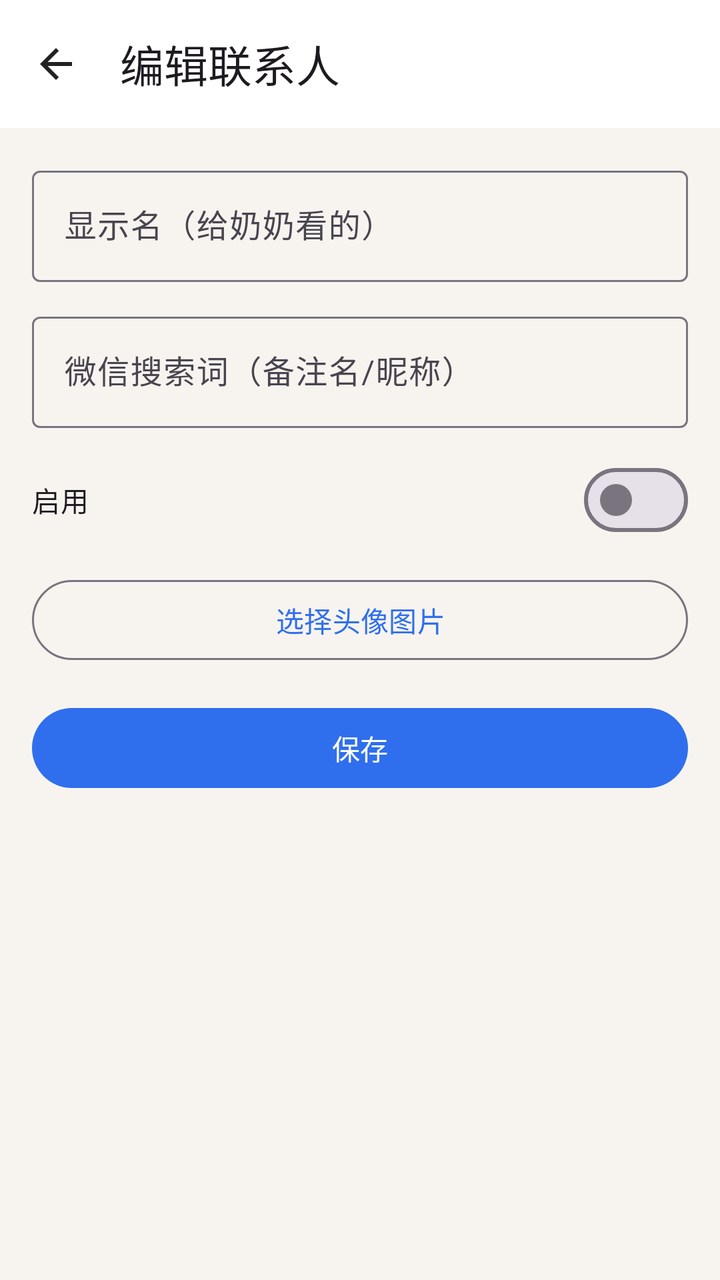
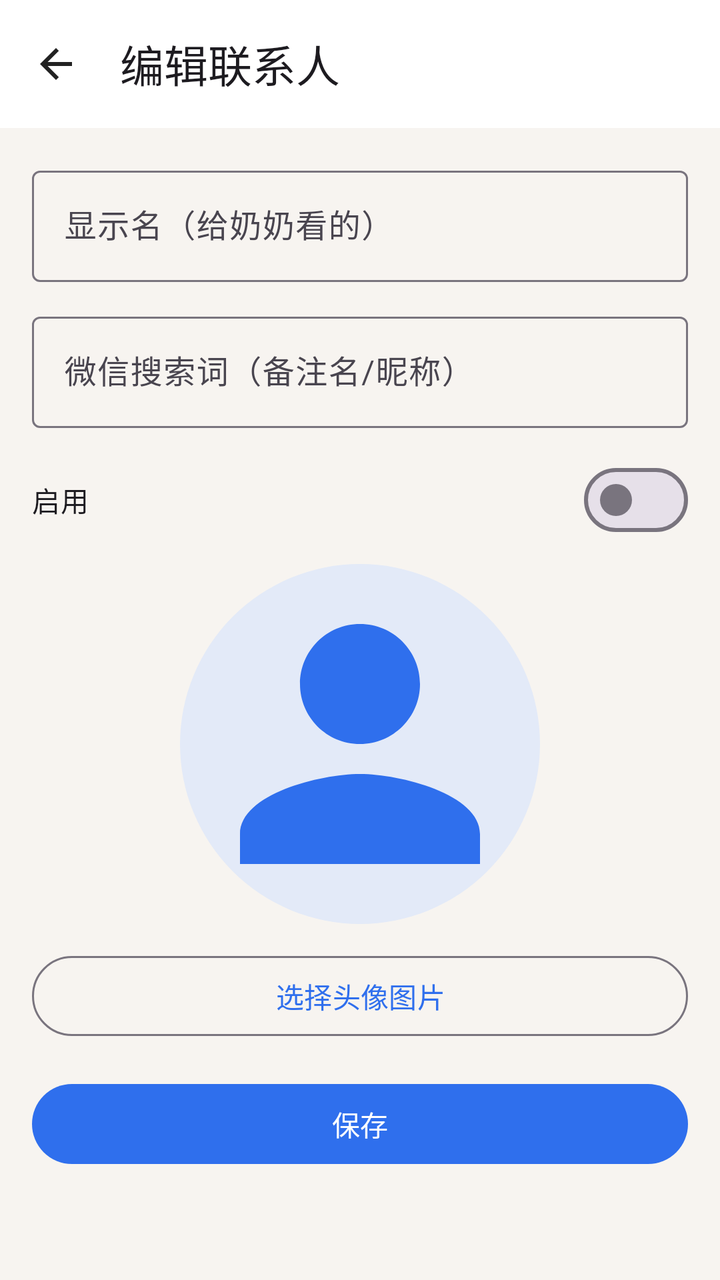

The first picture is an Android layout as it rendered before a commit; the second is the same layout after the commit. The layout source and the unified diff follow.
<!-- AndroidManifest.xml: application theme Theme.WeChatPhotoCall -->
<!-- res/layout/activity_contact_edit.xml -->
<?xml version="1.0" encoding="utf-8"?>
<LinearLayout xmlns:android="http://schemas.android.com/apk/res/android"
    xmlns:app="http://schemas.android.com/apk/res-auto"
    android:layout_width="match_parent"
    android:layout_height="match_parent"
    android:orientation="vertical"
    android:background="#FFF7F4F0">

    <com.google.android.material.appbar.MaterialToolbar
        android:id="@+id/toolbar"
        android:layout_width="match_parent"
        android:layout_height="?attr/actionBarSize"
        android:background="#FFFFFFFF"
        app:navigationIcon="@drawable/ic_back"
        app:title="@string/edit_contact" />

    <LinearLayout
        android:layout_width="match_parent"
        android:layout_height="match_parent"
        android:orientation="vertical"
        android:padding="16dp">

        <com.google.android.material.textfield.TextInputLayout
            android:layout_width="match_parent"
            android:layout_height="wrap_content"
            android:hint="显示名（给奶奶看的）">

            <com.google.android.material.textfield.TextInputEditText
                android:id="@+id/etDisplayName"
                android:layout_width="match_parent"
                android:layout_height="wrap_content"
                android:inputType="textPersonName" />
        </com.google.android.material.textfield.TextInputLayout>

        <com.google.android.material.textfield.TextInputLayout
            android:layout_width="match_parent"
            android:layout_height="wrap_content"
            android:layout_marginTop="12dp"
            android:hint="微信搜索词（备注名/昵称）">

            <com.google.android.material.textfield.TextInputEditText
                android:id="@+id/etSearchName"
                android:layout_width="match_parent"
                android:layout_height="wrap_content"
                android:inputType="text" />
        </com.google.android.material.textfield.TextInputLayout>

        <com.google.android.material.materialswitch.MaterialSwitch
            android:id="@+id/switchEnabled"
            android:layout_width="match_parent"
            android:layout_height="wrap_content"
            android:layout_marginTop="12dp"
            android:text="启用" />

        <com.google.android.material.button.MaterialButton
            android:id="@+id/btnPickAvatar"
            style="@style/Widget.Material3.Button.OutlinedButton"
            android:layout_width="match_parent"
            android:layout_height="wrap_content"
            android:layout_marginTop="12dp"
            android:text="选择头像图片" />

        <com.google.android.material.button.MaterialButton
            android:id="@+id/btnSave"
            android:layout_width="match_parent"
            android:layout_height="wrap_content"
            android:layout_marginTop="16dp"
            android:text="保存" />
    </LinearLayout>
</LinearLayout>
<!-- resources referenced by this layout -->
<resources>
  <!-- drawable ic_back (drawable) -->
  <?xml version="1.0" encoding="utf-8"?>
  <vector xmlns:android="http://schemas.android.com/apk/res/android"
      android:width="24dp"
      android:height="24dp"
      android:viewportWidth="24"
      android:viewportHeight="24">
      <path
          android:fillColor="#FF222222"
          android:pathData="M20,11H7.83l5.59,-5.59L12,4l-8,8 8,8 1.41,-1.41L7.83,13H20v-2z" />
  </vector>
  <string name="edit_contact">编辑联系人</string>
  <style name="Theme.WeChatPhotoCall" parent="Theme.Material3.Light.NoActionBar">
          <item name="colorPrimary">@color/primary</item>
          <item name="colorPrimaryDark">@color/primary_dark</item>
          <item name="colorOnPrimary">@color/white</item>
          <item name="android:statusBarColor">@color/primary</item>
          <item name="android:navigationBarColor">@color/white</item>
          <item name="android:windowBackground">@color/background</item>
      </style>
  <color name="primary">#FF2F6FED</color>
  <color name="primary_dark">#FF1F4FB8</color>
  <color name="white">#FFFFFFFF</color>
  <color name="background">#FFF7F4F0</color>
</resources>

<!-- the commit's change to res/layout/activity_contact_edit.xml (unified diff, before → after) -->
@@ -52,6 +52,17 @@
             android:layout_marginTop="12dp"
             android:text="启用" />
 
+        <ImageView
+            android:id="@+id/imgAvatarPreview"
+            android:layout_width="180dp"
+            android:layout_height="180dp"
+            android:layout_gravity="center_horizontal"
+            android:layout_marginTop="8dp"
+            android:background="@drawable/bg_avatar"
+            android:contentDescription="@string/avatar"
+            android:scaleType="centerCrop"
+            android:src="@drawable/ic_person" />
+
         <com.google.android.material.button.MaterialButton
             android:id="@+id/btnPickAvatar"
             style="@style/Widget.Material3.Button.OutlinedButton"
<!-- resource entries referenced after the edit -->
@@ -1,5 +1,10 @@
 <!-- resources referenced by this layout -->
 <resources>
+  <!-- drawable bg_avatar (drawable) -->
+  <?xml version="1.0" encoding="utf-8"?>
+  <shape xmlns:android="http://schemas.android.com/apk/res/android" android:shape="oval">
+      <solid android:color="#FFE3EAF8" />
+  </shape>
   <!-- drawable ic_back (drawable) -->
   <?xml version="1.0" encoding="utf-8"?>
   <vector xmlns:android="http://schemas.android.com/apk/res/android"
@@ -11,6 +16,18 @@
           android:fillColor="#FF222222"
           android:pathData="M20,11H7.83l5.59,-5.59L12,4l-8,8 8,8 1.41,-1.41L7.83,13H20v-2z" />
   </vector>
+  <!-- drawable ic_person (drawable) -->
+  <?xml version="1.0" encoding="utf-8"?>
+  <vector xmlns:android="http://schemas.android.com/apk/res/android"
+      android:width="24dp"
+      android:height="24dp"
+      android:viewportWidth="24"
+      android:viewportHeight="24">
+      <path
+          android:fillColor="#FF2F6FED"
+          android:pathData="M12,12c2.21,0 4,-1.79 4,-4s-1.79,-4 -4,-4 -4,1.79 -4,4 1.79,4 4,4zM12,14c-2.67,0 -8,1.34 -8,4v2h16v-2c0,-2.66 -5.33,-4 -8,-4z" />
+  </vector>
+  <string name="avatar">头像</string>
   <string name="edit_contact">编辑联系人</string>
   <style name="Theme.WeChatPhotoCall" parent="Theme.Material3.Light.NoActionBar">
           <item name="colorPrimary">@color/primary</item>
